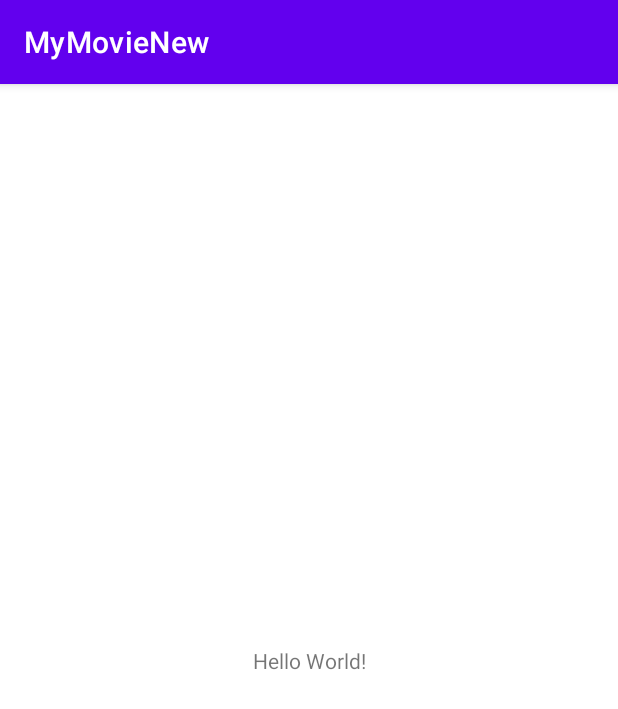
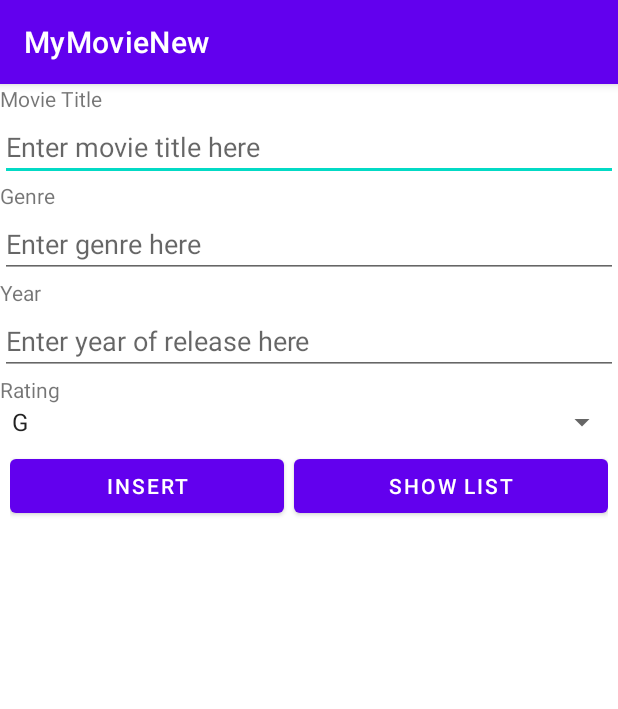
Before and after one commit to JayLim04/MyMovieNew, an Android app: the screen it shows after launch (MainActivity), on a phone screen of 412 x 824 dp. Shown: the top 709 px of the screen. Run offline under Robolectric (Android 15) with nearby library versions, the phone set to English and light mode, and no system bars.

```diff
--- a/app/src/main/java/sg/edu/rp/c346/id21033869/mymovienew/EditActivity.java
+++ b/app/src/main/java/sg/edu/rp/c346/id21033869/mymovienew/EditActivity.java
@@ -41,11 +41,8 @@ public class EditActivity extends AppCompatActivity {
                         dbh.deleteNote(data.getId());
                         finish();
                     }
-
                 });
-
             }
-
         });
     }
 }
--- a/app/src/main/java/sg/edu/rp/c346/id21033869/mymovienew/MainActivity.java
+++ b/app/src/main/java/sg/edu/rp/c346/id21033869/mymovienew/MainActivity.java
@@ -2,14 +2,43 @@ package sg.edu.rp.c346.id21033869.mymovienew;
 
 import androidx.appcompat.app.AppCompatActivity;
 import android.os.Bundle;
+import android.widget.ArrayAdapter;
+import android.widget.Button;
+import android.widget.EditText;
+import android.widget.Spinner;
+import android.widget.TextView;
+import java.util.ArrayList;
 
 public class MainActivity extends AppCompatActivity {
+
+    TextView tvTitle;
+    TextView tvGenre;
+    TextView tvYear;
+    EditText etTitle;
+    EditText etGenre;
+    EditText etYear;
+    Spinner spRating;
+    Button btnInsert;
+    Button btnShow;
 
     @Override
     protected void onCreate(Bundle savedInstanceState) {
         super.onCreate(savedInstanceState);
         setContentView(R.layout.activity_main);
 
-        //
+        tvTitle = findViewById(R.id.textViewTitle);
+        tvGenre = findViewById(R.id.textViewGenre);
+        tvYear = findViewById(R.id.textViewYear);
+        etTitle = findViewById(R.id.editTextTitle);
+        etGenre = findViewById(R.id.editTextGenre);
+        etYear = findViewById(R.id.editTextYear);
+        spRating = findViewById(R.id.spinnerRate);
+        btnInsert = findViewById(R.id.buttonInsert);
+        btnShow = findViewById(R.id.buttonShow);
+
+        Spinner spinner = (Spinner) findViewById(R.id.spinnerRate);
+        ArrayAdapter<CharSequence> adapter = ArrayAdapter.createFromResource(this, R.array.Rating_List, android.R.layout.simple_spinner_item);
+        adapter.setDropDownViewResource(android.R.layout.simple_spinner_dropdown_item);
+        spinner.setAdapter(adapter);
     }
 }
--- a/app/src/main/res/layout/activity_main.xml
+++ b/app/src/main/res/layout/activity_main.xml
@@ -1,18 +1,83 @@
 <?xml version="1.0" encoding="utf-8"?>
-<androidx.constraintlayout.widget.ConstraintLayout
-    xmlns:android="http://schemas.android.com/apk/res/android"
+<LinearLayout xmlns:android="http://schemas.android.com/apk/res/android"
+    xmlns:app="http://schemas.android.com/apk/res-auto"
     xmlns:tools="http://schemas.android.com/tools"
-    xmlns:app="http://schemas.android.com/apk/res-auto"
     android:layout_width="match_parent"
     android:layout_height="match_parent"
+    android:orientation="vertical"
     tools:context=".MainActivity">
+
     <TextView
-      android:layout_width="wrap_content"
-      android:layout_height="wrap_content"
-      android:text="Hello World!"
-      app:layout_constraintBottom_toBottomOf="parent"
-      app:layout_constraintLeft_toLeftOf="parent"
-      app:layout_constraintRight_toRightOf="parent"
-      app:layout_constraintTop_toTopOf="parent" />
+        android:id="@+id/textViewTitle"
+        android:layout_width="wrap_content"
+        android:layout_height="wrap_content"
+        android:text="@string/title" />
 
-  </androidx.constraintlayout.widget.ConstraintLayout>
+    <EditText
+        android:id="@+id/editTextTitle"
+        android:layout_width="match_parent"
+        android:layout_height="wrap_content"
+        android:inputType="text"
+        android:hint="Enter movie title here" />
+
+    <TextView
+        android:id="@+id/textViewGenre"
+        android:layout_width="match_parent"
+        android:layout_height="wrap_content"
+        android:text="@string/genre" />
+
+    <EditText
+        android:id="@+id/editTextGenre"
+        android:layout_width="match_parent"
+        android:layout_height="wrap_content"
+        android:inputType="text"
+        android:hint="Enter genre here" />
+
+    <TextView
+        android:id="@+id/textViewYear"
+        android:layout_width="match_parent"
+        android:layout_height="wrap_content"
+        android:text="@string/year" />
+
+    <EditText
+        android:id="@+id/editTextYear"
+        android:layout_width="match_parent"
+        android:layout_height="wrap_content"
+        android:inputType="number"
+        android:hint="Enter year of release here" />
+
+    <TextView
+        android:id="@+id/textViewRate"
+        android:layout_width="match_parent"
+        android:layout_height="wrap_content"
+        android:text="Rating" />
+
+    <Spinner
+        android:id="@+id/spinnerRate"
+        android:layout_width="match_parent"
+        android:layout_height="wrap_content" />
+
+    <LinearLayout
+        android:layout_width="match_parent"
+        android:layout_height="match_parent"
+        android:layout_margin="10px"
+        android:orientation="horizontal">
+
+        <Button
+            android:id="@+id/buttonInsert"
+            android:layout_width="wrap_content"
+            android:layout_height="wrap_content"
+            android:layout_weight="1"
+            android:layout_marginRight="5px"
+            android:text="@string/insert" />
+
+        <Button
+            android:id="@+id/buttonShow"
+            android:layout_width="wrap_content"
+            android:layout_height="wrap_content"
+            android:layout_weight="1"
+            android:layout_marginLeft="5px"
+            android:text="@string/show" />
+    </LinearLayout>
+
+</LinearLayout>
--- a/app/src/main/res/values/strings.xml
+++ b/app/src/main/res/values/strings.xml
@@ -1,3 +1,18 @@
 <resources>
     <string name="app_name">MyMovieNew</string>
+    <string name="title">Movie Title</string>
+    <string name="genre">Genre</string>
+    <string name="year">Year</string>
+    <string name="rating">Rating</string>
+    <string name="insert">INSERT</string>
+    <string name="show">SHOW LIST</string>
+
+    <string-array name="Rating_List">
+        <item>G</item>
+        <item>PG</item>
+        <item>PG13</item>
+        <item>NC16</item>
+        <item>M18</item>
+        <item>R21</item>
+    </string-array>
 </resources>
```
